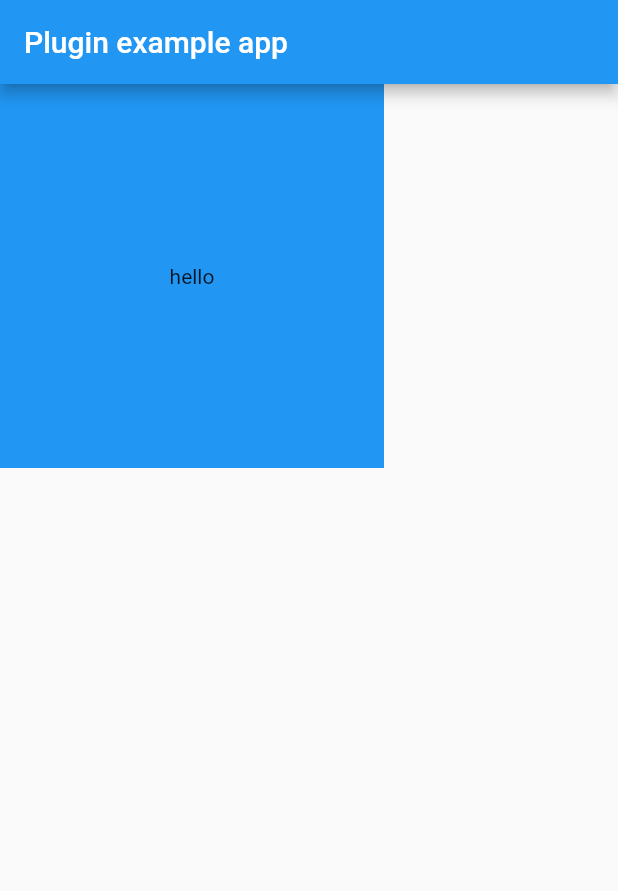
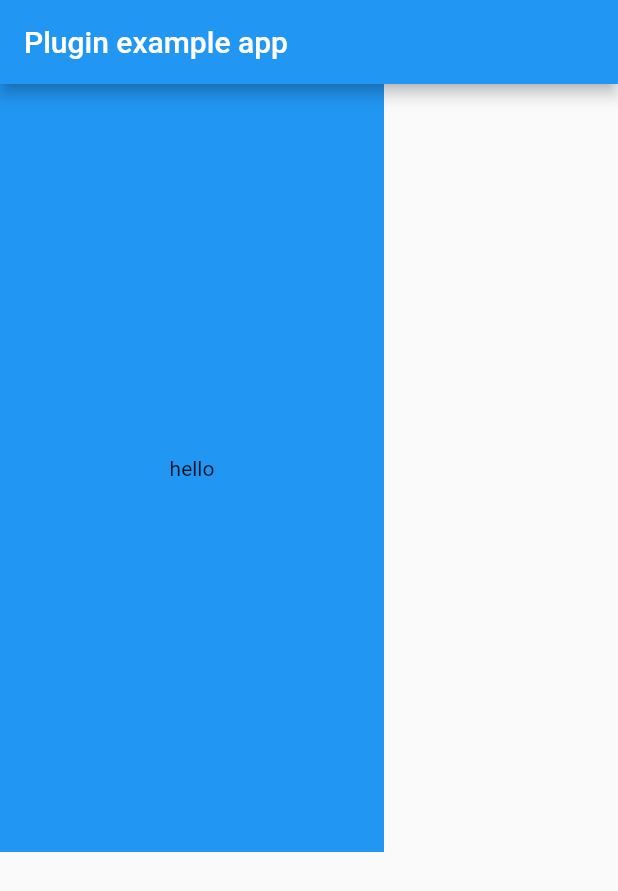
Before and after one commit to gsioteam/flip_widget, a Flutter app: the screen it shows after launch, on a phone screen of 412 x 824 dp. Shown: the top 891 px of the screen. Run offline on Flutter 3.47's test engine with Material 2 defaults, Android fonts, the phone set to English and light mode, and no system bars; missing offline and left inert: dart:ffi, gl_canvas, opengl_es_bindings.

Commit message:
Fixed problem when width != height

```diff
--- a/example/lib/main.dart
+++ b/example/lib/main.dart
@@ -36,7 +36,7 @@ class _MyAppState extends State<MyApp> {
           children: [
             Container(
               width: 256,
-              height: 256,
+              height: 512,
               child: GestureDetector(
                 child: FlipWidget(
                   key: _flipKey,
--- a/lib/src/gl_render.dart
+++ b/lib/src/gl_render.dart
@@ -4,6 +4,7 @@ import 'dart:io';
 import 'dart:convert';
 import 'dart:typed_data';
 
+import 'package:flutter/cupertino.dart';
 import 'package:opengl_es_bindings/opengl_es_bindings.dart';
 import 'package:ffi/ffi.dart';
 
@@ -22,16 +23,31 @@ precision mediump float;
 uniform sampler2D texture;
 uniform float percent;
 uniform float tilt;
+uniform vec2 size;
 varying vec2 uv;
+
+float px(float uvx) {
+    return uvx * size.x;
+}
+
+float py(float uvy) {
+    return uvy * size.y;
+}
+
+vec2 to_uv(vec2 pos) {
+    return vec2(pos.x / size.x, 1.0 - pos.y / size.y);
+}
+
 void main()
 {
-    const float roll_size = 0.04;
-    float x1 = uv.x;
-    float y1 = 1.0 - uv.y;
-    if (tilt * (x1 - percent) > y1) {
+    const float roll_size = 10.0;
+    float x1 = px(uv.x);
+    float y1 = py(1.0 - uv.y);
+    float per = px(percent);
+    if (tilt * (x1 - per) > y1) {
         gl_FragColor = vec4(0.0, 0.0, 0.0, 0.0);
     } else {
-        float x0 = (x1 / tilt + y1 + percent * tilt) / (tilt + 1.0/tilt);
+        float x0 = (x1 / tilt + y1 + per * tilt) / (tilt + 1.0/tilt);
         float off = x1 - x0;
         float dis = abs(off);
         float x2 = 2.0 * x0 - x1;
@@ -48,14 +64,14 @@ void main()
                     y2 = y2 - 2.0 * roll_size;
                 }
             }
-            if (y2 > 0.0 && x2 < 1.0) {
-                vec4 shadow = mix(vec4(0.6, 0.6, 0.6, 1.0), vec4(0.98, 0.98, 0.98, 1.0), min(1.0, dis/0.1));
-                gl_FragColor = texture2D(texture, vec2(x2, 1.0 - y2)) * shadow;
+            if (y2 > 0.0 && x2 < size.x) {
+                vec4 shadow = mix(vec4(0.6, 0.6, 0.6, 1.0), vec4(0.98, 0.98, 0.98, 1.0), min(1.0, dis/20.0));
+                gl_FragColor = texture2D(texture, to_uv(vec2(x2, y2))) * shadow;
             } else {
-                vec4 shadow = mix(vec4(1.2, 1.2, 1.2, 1.0), vec4(1.0, 1.0, 1.0, 1.0), min(1.0, dis/0.1));
-                float sha_off = pow(max(0.0, -y2), 2.0) + pow(max(0.0, x2 - 1.0), 2.0);
-                shadow = shadow - (1.0 - smoothstep(0.0, 0.06 * 0.06, sha_off)) * vec4(0.3, 0.3, 0.3, 0.0);
-                gl_FragColor = texture2D(texture, vec2(x1, 1.0 - y1)) * shadow;
+                vec4 shadow = mix(vec4(1.2, 1.2, 1.2, 1.0), vec4(1.0, 1.0, 1.0, 1.0), min(1.0, dis/20.0));
+                float sha_off = pow(max(0.0, -y2), 2.0) + pow(max(0.0, x2 - size.x), 2.0);
+                shadow = shadow - (1.0 - smoothstep(0.0, 81.0, sha_off)) * vec4(0.3, 0.3, 0.3, 0.0);
+                gl_FragColor = texture2D(texture, to_uv(vec2(x1, y1))) * shadow;
             }
         } else {
             gl_FragColor = vec4(0.0, 0.0, 0.0, 0.0);
@@ -116,6 +132,13 @@ class GLRender {
     // Compile the shader
     GLES20.glCompileShader(shader);
 
+    Pointer<Int32> ret = malloc.allocate(sizeOf<Int32>());
+    GLES20.glGetShaderiv(shader, GL_COMPILE_STATUS, ret);
+    if (ret[0] == GL_FALSE) {
+      GLES20.glGetShaderInfoLog(shader, 512, Pointer<Int32>.fromAddress(0), _templateString);
+      print("FlipTexture: ${_templateString.cast<Utf8>().toDartString()}");
+    }
+
     return shader;
   }
 
@@ -125,6 +148,7 @@ class GLRender {
   int _textureUniform = 0;
   int _percentUniform = 0;
   int _tiltUniform = 0;
+  int _sizeUniform = 0;
 
   late Pointer<Uint32> buffers;
   int _mainTexture = -1;
@@ -133,6 +157,8 @@ class GLRender {
   late Pointer<Float> _uvBuffer;
 
   late Pointer<Int8> _templateString;
+
+  Size _imageSize = const Size(512, 512);
 
   Pointer<Int8> _n(String str) {
     final units = utf8.encode(str);
@@ -161,6 +187,7 @@ class GLRender {
     _textureUniform = GLES20.glGetUniformLocation(_programHandle, _n("texture"));
     _percentUniform = GLES20.glGetUniformLocation(_programHandle, _n("percent"));
     _tiltUniform = GLES20.glGetUniformLocation(_programHandle, _n("tilt"));
+    _sizeUniform = GLES20.glGetUniformLocation(_programHandle, _n("size"));
 
     List<double> pos = [
       -1.0, 1.0, 0.0,
@@ -207,6 +234,8 @@ class GLRender {
   }
 
   void updateTexture(int width, int height, Uint8List bytes) {
+
+    _imageSize = Size(width.toDouble(), height.toDouble());
 
     Pointer<Uint32> textures = malloc.allocate(sizeOf<Uint32>());
     if (_mainTexture != -1) {
@@ -257,6 +286,8 @@ class GLRender {
     GLES20.glUniform1f(_percentUniform, percent);
     GLES20.glUniform1f(_tiltUniform, tilt);
 
+    GLES20.glUniform2f(_sizeUniform, _imageSize.width, _imageSize.height);
+
     GLES20.glDrawArrays(GL_TRIANGLE_STRIP, 0, 4);
   }
 
--- a/pubspec.yaml
+++ b/pubspec.yaml
@@ -1,6 +1,6 @@
 name: flip_widget
 description: A new Flutter package.
-version: 0.0.5
+version: 0.1.0
 homepage: https://github.com/gsioteam/flip_widget
 
 environment:
```
Also changed, not shown: example/pubspec.lock.
